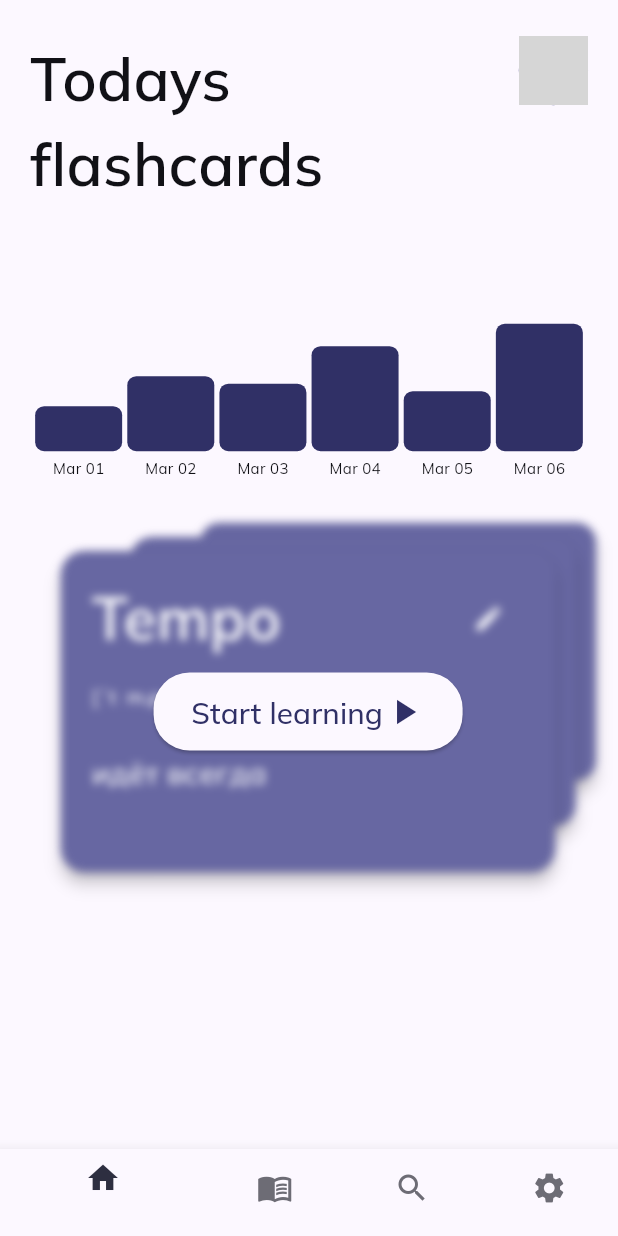
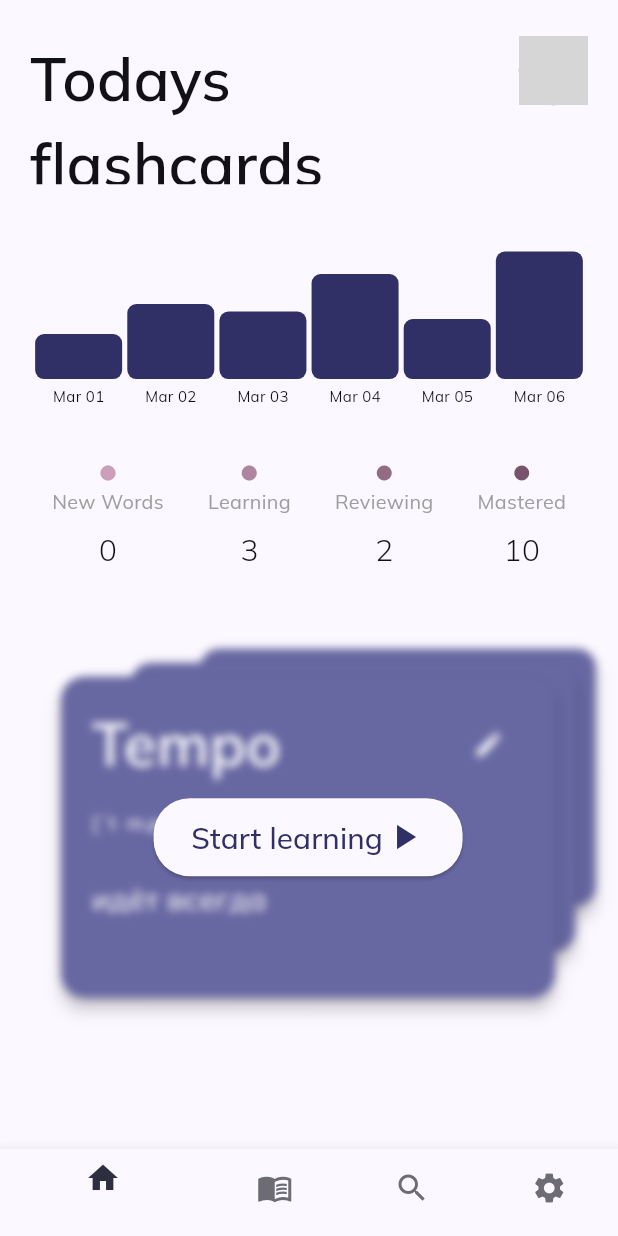
Before and after one commit to Alex-Yu21/flashcards, a Flutter app: the screen it shows after launch, on a phone screen of 412 x 824 dp. Run offline on Flutter 3.47's test engine with Material 3 defaults, Android fonts, the phone set to English and light mode, and no system bars; drawn by our look-alikes of flutter_card_swiper; our stand-ins replace google_fonts; network calls fail; grey boxes are pictures that could not be loaded.

Commit message:
feat: add status widget in home screen and defactor all widgets from home screen to a separate folder

```diff
--- a/lib/presentation/screens/home_screen/home_screen.dart
+++ b/lib/presentation/screens/home_screen/home_screen.dart
@@ -1,6 +1,7 @@
 import 'package:flashcards/presentation/extensions/context_extensions.dart';
-import 'package:flashcards/presentation/screens/home_screen/widgets/start_learning_card_swiper.dart';
-import 'package:flashcards/presentation/screens/home_screen/widgets/progress_bar.dart';
+import 'package:flashcards/presentation/screens/home_screen/widgets/start_learning_card_swiper_widget.dart';
+import 'package:flashcards/presentation/screens/home_screen/widgets/progress_bar_widget.dart';
+import 'package:flashcards/presentation/screens/home_screen/widgets/status_overview_widget.dart';
 import 'package:flutter/material.dart';
 
 class HomeScreen extends StatelessWidget {
@@ -19,9 +20,16 @@ class HomeScreen extends StatelessWidget {
             crossAxisAlignment: CrossAxisAlignment.start,
             children: [
               const SizedBox(height: 24),
-              _header(height: h, context: context),
+              SizedBox(
+                height: h * 0.12,
+                child: _header(height: h, context: context),
+              ),
               const SizedBox(height: 24),
-              SizedBox(height: h * 0.2, child: ProgressBar()),
+              SizedBox(height: h * 0.16, child: ProgressBar()),
+              SizedBox(
+                height: h * 0.16,
+                child: StatusOverview(learning: 3, reviewing: 2, mastered: 10),
+              ),
               const SizedBox(height: 24),
               SizedBox(
                 height: h * 0.3,
--- /dev/null
+++ b/lib/presentation/screens/home_screen/widgets/status_overview_widget.dart
@@ -0,0 +1,59 @@
+import 'package:flashcards/core/theme/app_colors.dart';
+import 'package:flutter/material.dart';
+import 'package:flashcards/presentation/extensions/context_extensions.dart';
+
+class StatusOverview extends StatelessWidget {
+  const StatusOverview({
+    super.key,
+    this.newWords = 0,
+    this.learning = 0,
+    this.reviewing = 0,
+    this.mastered = 0,
+  });
+
+  final int newWords;
+  final int learning;
+  final int reviewing;
+  final int mastered;
+
+  @override
+  Widget build(BuildContext context) {
+    return Container(
+      decoration: BoxDecoration(
+        color: Theme.of(context).cardColor,
+        borderRadius: BorderRadius.circular(16),
+      ),
+      padding: const EdgeInsets.symmetric(vertical: 16),
+      child: Row(
+        mainAxisAlignment: MainAxisAlignment.spaceAround,
+        children: [
+          _buildStatItem(context, AppColors.tertiary70, 'New Words', newWords),
+          _buildStatItem(context, AppColors.tertiary60, 'Learning', learning),
+          _buildStatItem(context, AppColors.tertiary50, 'Reviewing', reviewing),
+          _buildStatItem(context, AppColors.tertiary40, 'Mastered', mastered),
+        ],
+      ),
+    );
+  }
+
+  Widget _buildStatItem(
+    BuildContext context,
+    Color color,
+    String label,
+    int count,
+  ) {
+    return Column(
+      mainAxisSize: MainAxisSize.min,
+      children: [
+        Icon(Icons.circle, size: 12, color: color),
+        const SizedBox(height: 4),
+        Text(label, style: context.captionStyle.copyWith(color: Colors.grey)),
+        const SizedBox(height: 8),
+        Text(
+          '$count',
+          style: context.bodyStyle.copyWith(fontWeight: FontWeight.w300),
+        ),
+      ],
+    );
+  }
+}
```
Also changed, not shown: lib/presentation/screens/home_screen/widgets/progress_bar_widget.dart (renamed from lib/presentation/screens/home_screen/widgets/progress_bar.dart), lib/presentation/screens/home_screen/widgets/start_learning_card_swiper_widget.dart (renamed from lib/presentation/screens/home_screen/widgets/start_learning_card_swiper.dart).
